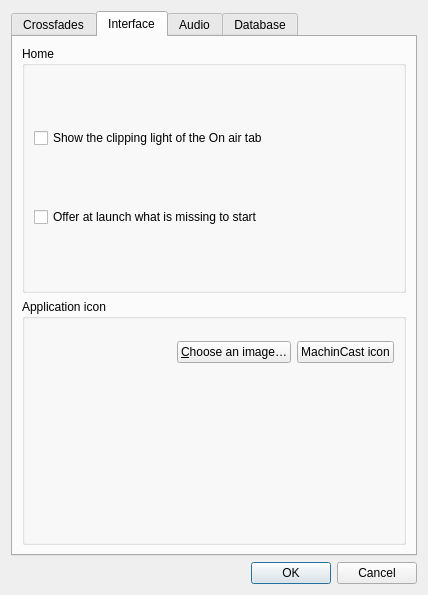
Before: the Qt Designer form src/machincast/interface/ui/preferences.ui in dascritch/machincast, drawn with Qt 5.
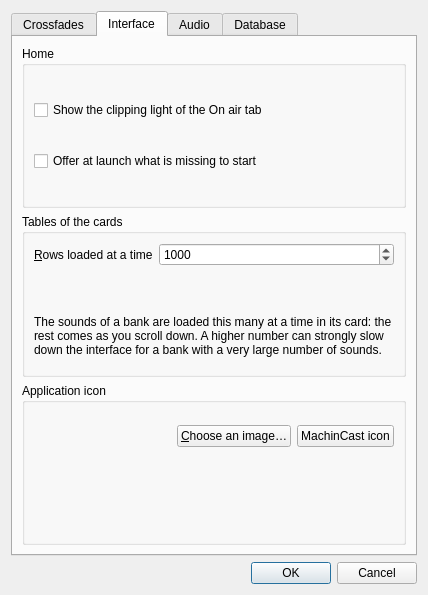
After: the same form once the commit is applied. The open tabs and pages were chosen to show the change.

```diff
--- a/src/machincast/interface/ui/preferences.ui
+++ b/src/machincast/interface/ui/preferences.ui
@@ -263,6 +263,55 @@
          </layout>
         </widget>
        </item>
+       <item>
+        <widget class="QGroupBox" name="tables_group">
+         <property name="title">
+          <string>Tables of the cards</string>
+         </property>
+         <layout class="QVBoxLayout" name="tables_layout">
+          <item>
+           <layout class="QFormLayout" name="tables_form">
+            <item row="0" column="0">
+             <widget class="QLabel" name="table_rows_caption">
+              <property name="text">
+               <string>&amp;Rows loaded at a time</string>
+              </property>
+              <property name="buddy">
+               <cstring>table_rows</cstring>
+              </property>
+             </widget>
+            </item>
+            <item row="0" column="1">
+             <widget class="QSpinBox" name="table_rows">
+              <property name="minimum">
+               <number>100</number>
+              </property>
+              <property name="maximum">
+               <number>1000000</number>
+              </property>
+              <property name="singleStep">
+               <number>100</number>
+              </property>
+              <property name="value">
+               <number>1000</number>
+              </property>
+             </widget>
+            </item>
+           </layout>
+          </item>
+          <item>
+           <widget class="QLabel" name="table_rows_explanation">
+            <property name="text">
+             <string>The sounds of a bank are loaded this many at a time in its card: the rest comes as you scroll down. A higher number can strongly slow down the interface for a bank with a very large number of sounds.</string>
+            </property>
+            <property name="wordWrap">
+             <bool>true</bool>
+            </property>
+           </widget>
+          </item>
+         </layout>
+        </widget>
+       </item>
        <item>
         <widget class="QGroupBox" name="icon_group">
          <property name="title">
```
